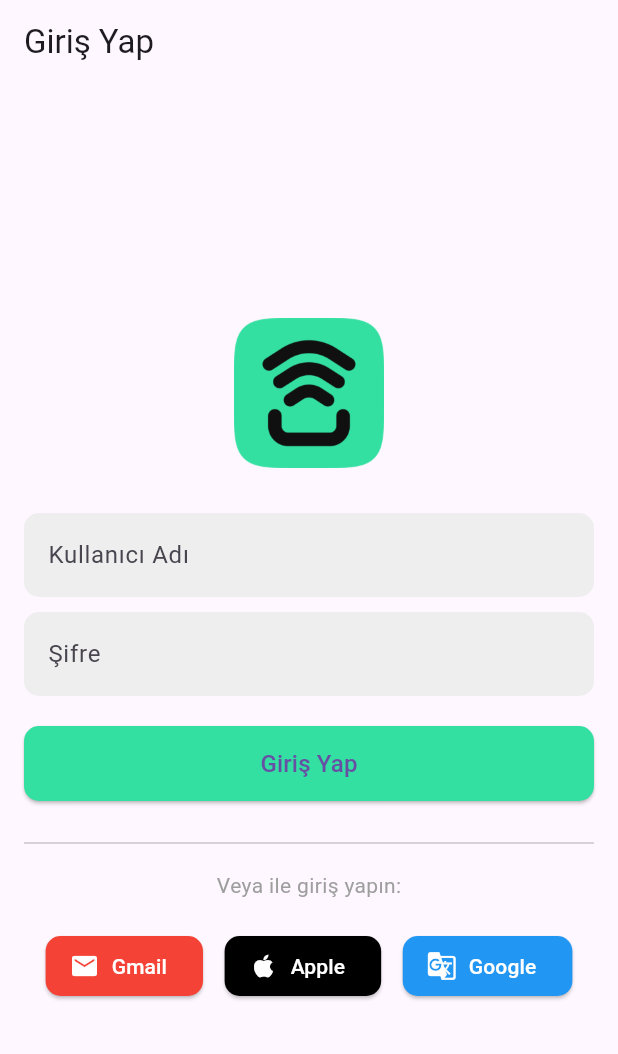
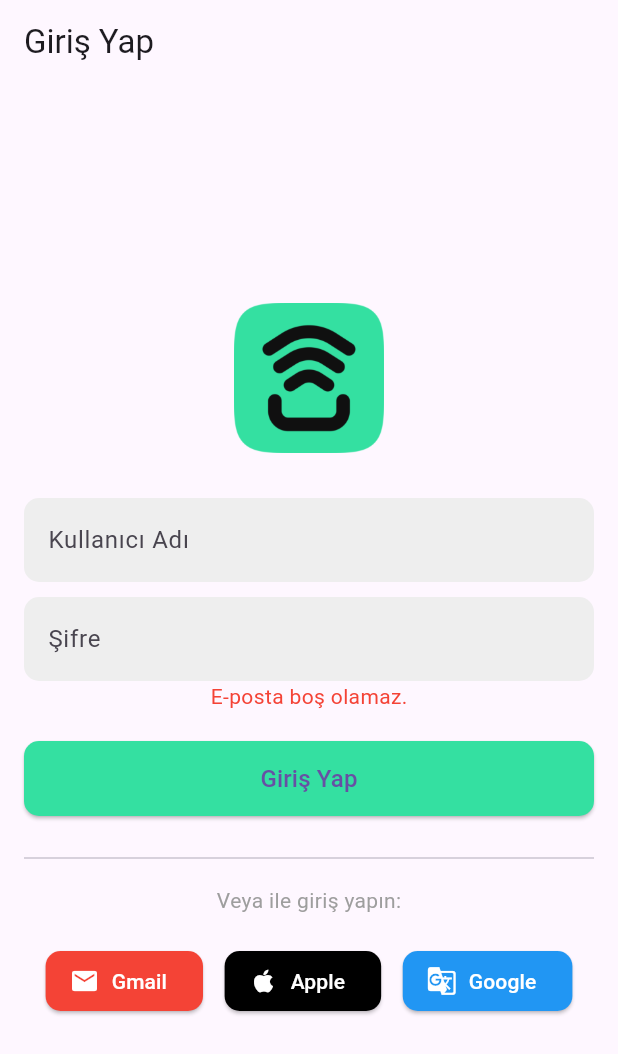
Before and after one commit to oguzhanfatihkucuk/SmartHomeApp, a Flutter app: the screen it shows after launch, after a tap on "Giriş Yap", on a phone screen of 412 x 824 dp. Shown: the top 1054 px of the screen. Run offline on Flutter 3.47's test engine with Material 3 defaults, Android fonts, the phone set to English and light mode, and no system bars; our stand-ins replace firebase_auth, firebase_core, firebase_database, go_router, shared_preferences, speech_to_text; accounts and stored records are empty.

Commit message:
UI updated

```diff
--- a/lib/Screens/LoginScreen/LoginScreen.dart
+++ b/lib/Screens/LoginScreen/LoginScreen.dart
@@ -2,7 +2,6 @@ import 'package:flutter/cupertino.dart';
 import 'package:flutter/material.dart';
 import 'package:go_router/go_router.dart';
 import 'package:provider/provider.dart';
-
 import '../../Services/SharedPreferences.dart';
 
 class LoginScreen extends StatefulWidget {
@@ -21,9 +20,22 @@ class _LoginScreenState extends State<LoginScreen> {
 
     final auth = Provider.of<AuthModel>(context, listen: false);
 
-    if (_usernameController.text.isEmpty || _passwordController.text.isEmpty) {
+    if (_usernameController.text.isEmpty ) {
       setState(() {
-        _errorMessage = "E-posta ve şifre boş olamaz.";
+        _errorMessage = "E-posta boş olamaz.";
+      });
+      return;
+    }
+
+    if ( _passwordController.text.isEmpty) {
+      setState(() {
+        _errorMessage = "Şifre boş olamaz.";
+      });
+      return;
+    }
+    if ( _usernameController.text.isEmpty || _passwordController.text.isEmpty) {
+      setState(() {
+        _errorMessage = "E-posta ve Şifre boş olamaz.";
       });
       return;
     }
@@ -113,6 +125,7 @@ class _LoginScreenState extends State<LoginScreen> {
                 ),
               ),
             ),
+            Text(_errorMessage!=null?"$_errorMessage":"",style:TextStyle(color:Colors.red),),
             SizedBox(height: 20),
             ElevatedButton(
               onPressed: () => _login(context),
@@ -138,18 +151,21 @@ class _LoginScreenState extends State<LoginScreen> {
               children: [
                 _buildSocialLoginButton(
                   icon: Icons.email,
+                  iconColor:Colors.white,
                   label: 'Gmail',
                   color: Colors.red,
                   onTap: _loginWithGmail,
                 ),
                 _buildSocialLoginButton(
                   icon: Icons.apple,
+                  iconColor: Colors.white,
                   label: 'Apple',
                   color: Colors.black,
                   onTap: _loginWithApple,
                 ),
                 _buildSocialLoginButton(
                   icon: Icons.g_translate,
+                  iconColor: Colors.white,
                   label: 'Google',
                   color: Colors.blue,
                   onTap: _loginWithGoogle,
@@ -164,13 +180,14 @@ class _LoginScreenState extends State<LoginScreen> {
 
   Widget _buildSocialLoginButton({
     required IconData icon,
+    required Color iconColor,
     required String label,
     required Color color,
     required VoidCallback onTap,
   }) {
     return ElevatedButton.icon(
       onPressed: onTap,
-      icon: Icon(icon, size: 20),
+      icon: Icon(icon, size: 20,color:iconColor,),
       label: Text(label, style: TextStyle(fontSize: 14)),
       style: ElevatedButton.styleFrom(
         backgroundColor: color,
```
Also changed, not shown: lib/Components/DeviceCard.dart (+57 -10 lines), lib/Screens/HomeScreen/HomeScreen.dart (+22 -18 lines).
